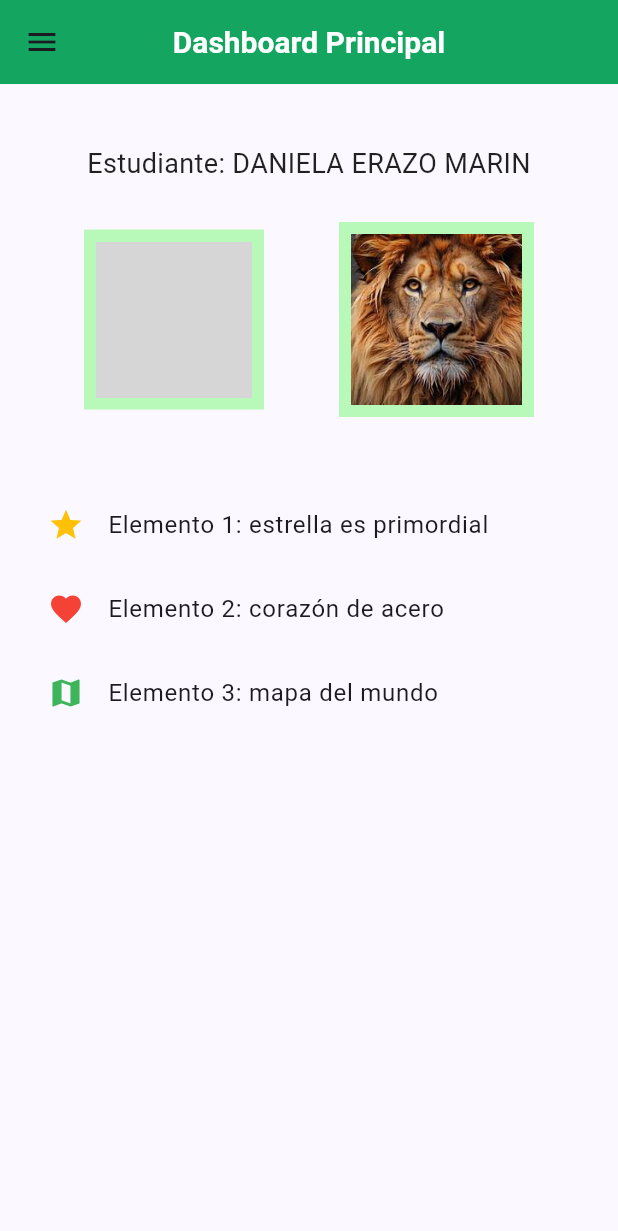
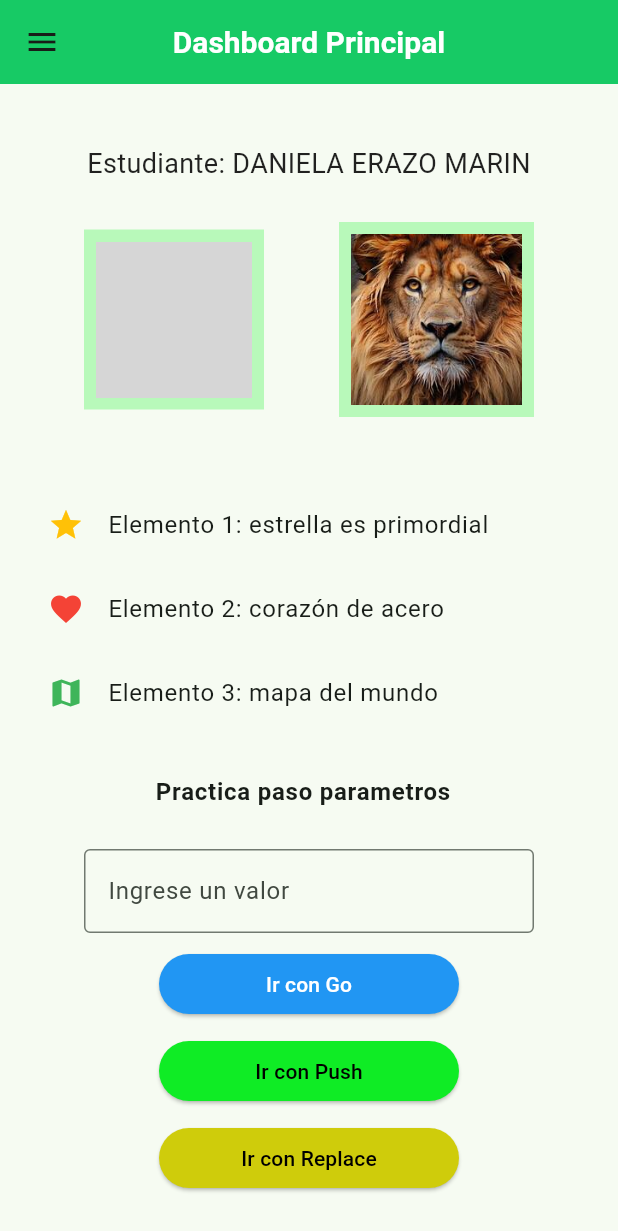
Before and after one commit to daniela-erazo-marin/curso_flutter, a Flutter app: the screen it shows after launch, on a phone screen of 412 x 824 dp. Shown: the top 1231 px of the screen. Run offline on Flutter 3.47's test engine with Material 3 defaults, Android fonts, the phone set to English and light mode, and no system bars; our stand-ins replace go_router; network calls fail; grey boxes are pictures that could not be loaded.

Commit message:
feat: cambio en la ubicación del paso de parámetros hacia HomePage

```diff
--- a/lib/routes/app_router.dart
+++ b/lib/routes/app_router.dart
@@ -1,4 +1,5 @@
 import 'package:curso_flutter/views/ciclo_vida/ciclo_vida_screen.dart';
+import 'package:curso_flutter/views/home/detalle_page.dart';
 import 'package:curso_flutter/views/home/home_screen.dart';
 import 'package:curso_flutter/views/paso_parametros/detalle_screen.dart';
 import 'package:curso_flutter/views/paso_parametros/paso_parametros_screen.dart';
@@ -31,6 +32,21 @@ final GoRouter appRouter = GoRouter(
         return DetalleScreen(parametro: parametro, metodoNavegacion: metodo);
       },
     ),
+
+    // !Ruta para el detalle con parámetros de la página Home
+
+    GoRoute(
+      path:
+          '/home/:parametro/:metodo', //la ruta recibe dos parametros los " : " indican que son parametros
+      builder: (context, state) {
+        //*se capturan los parametros recibidos
+        // declarando las variables parametro y metodo
+        // es final porque no se van a modificar
+        final parametro = state.pathParameters['parametro']!;
+        final metodo = state.pathParameters['metodo']!;
+        return DetallePage(parametro: parametro, metodoNavegacion: metodo);
+      },
+    ),
     //!Ruta para el ciclo de vida
     GoRoute(
       path: '/ciclo_vida',
--- a/lib/themes/app_theme.dart
+++ b/lib/themes/app_theme.dart
@@ -5,14 +5,14 @@ class AppTheme {
   static ThemeData get lightTheme {
     return ThemeData(
       colorScheme: ColorScheme.fromSeed(
-        seedColor: const Color.fromARGB(255, 29, 23, 202), // Color semilla
+        seedColor: const Color.fromARGB(255, 23, 202, 101), // Color semilla
         brightness: Brightness.light, // Tema claro
       ),
       useMaterial3: true,
       appBarTheme: const AppBarTheme(
         centerTitle: true,
         elevation: 0,
-        backgroundColor: Color.fromARGB(255, 20, 165, 97), // Color del AppBar
+        backgroundColor: const Color.fromARGB(255, 23, 202, 101),  // Color del AppBar
         titleTextStyle: TextStyle(
           color: Colors.white, // Texto blanco para el AppBar
           fontSize: 20,
--- a/lib/views/home/home_page.dart
+++ b/lib/views/home/home_page.dart
@@ -1,4 +1,5 @@
 import 'package:flutter/material.dart';
+import 'package:go_router/go_router.dart';
 
 class HomePage extends StatefulWidget {
   const HomePage({super.key});
@@ -9,6 +10,35 @@ class HomePage extends StatefulWidget {
 
 class _HomePageState extends State<HomePage> {
 
+  final TextEditingController controller = TextEditingController();
+
+  @override
+  void dispose() {
+    controller.dispose(); // Liberamos la memoria del controlador
+    // el metodo super.dispose() se encarga de liberar la memoria de los recursos utilizados por el widget
+    super.dispose();
+  }
+
+  /// !goToDetalle
+  /// recibe el tipo de navegación (go, push, replace)
+  /// y redirige a la pantalla de detalle con el valor ingresado.
+  void goToDetalle(String metodo) {
+    String valor = controller.text; // Capturamos el valor del campo de texto
+
+    if (valor.isEmpty) return; // Si el campo está vacio, no hacemos nada
+
+    switch (metodo) {
+      case 'go':
+        context.go('/home/$valor desde go/$metodo');
+        break;
+      case 'push':
+        context.push('/home/$valor desde push/$metodo');
+        break;
+      case 'replace':
+        context.replace('/home/$valor desde replace/$metodo');
+        break;
+    }
+  }
   @override
   Widget build(BuildContext context) {
     return Column(
@@ -54,19 +84,99 @@ class _HomePageState extends State<HomePage> {
         const SizedBox(height: 34),
         Expanded(
           child: ListView(
-            children: const [
-              ListTile(
+            children: [
+              const ListTile(
                 leading: Icon(Icons.star, color: Colors.amber),
                 title: Text('Elemento 1: estrella es primordial'),
               ),
-              ListTile(
+              const ListTile(
                 leading: Icon(Icons.favorite, color: Colors.red),
                 title: Text('Elemento 2: corazón de acero'),
               ),
-              ListTile(
+              const ListTile(
                 leading: Icon(Icons.map,
                     color: Color.fromARGB(255, 62, 181, 90)),
                 title: Text('Elemento 3: mapa del mundo'),
+              ),
+
+              Column(
+                children: [
+                  const SizedBox(height: 10),
+
+                  const SizedBox(
+                    child: ListTile(
+                      title: Center(
+                        child: Text(
+                          'Practica paso parametros',
+                          style: TextStyle(
+                            fontWeight: FontWeight.bold,
+                          ),
+                        ),
+                      ),
+                    ),
+                  ),
+
+                  const SizedBox(height: 10),
+
+                  SizedBox(
+                    width: 300,
+                    child: TextField(
+                      //*asignamos el controlador al campo de texto
+                      controller: controller,
+                      decoration: const InputDecoration(
+                        border: OutlineInputBorder(),
+                        labelText: 'Ingrese un valor',
+                      ),
+                    ),
+                  ),
+
+                  const SizedBox(height: 10),
+
+                  SizedBox(
+                    width: 200,
+                    child: ElevatedButton(
+                      onPressed: () => goToDetalle('go'),
+                      style: ElevatedButton.styleFrom(
+                        backgroundColor: Colors.blue,
+                        foregroundColor: Colors.white,
+                      ),
+                      child: const Text('Ir con Go'),
+                    ),
+                  ),
+
+                  const SizedBox(height: 10),
+
+                  SizedBox(
+                    width: 200,
+                    child: ElevatedButton(
+                      onPressed: () => goToDetalle('push'),
+                      style: ElevatedButton.styleFrom(
+                        backgroundColor: const Color.fromARGB(255, 15, 236, 37),
+                        foregroundColor: const Color.fromARGB(255, 0, 0, 0),
+                      ),
+                      child: const Text('Ir con Push'),
+                    ),
+                  ),
+
+                  const SizedBox(height: 10),
+
+                  SizedBox(
+                    width: 200,
+                    child: ElevatedButton(
+                      onPressed: () => goToDetalle('replace'),
+                      style: ElevatedButton.styleFrom(
+                        backgroundColor: const Color.fromARGB(
+                          255,
+                          207,
+                          204,
+                          11,
+                        ),
+                        foregroundColor: const Color.fromARGB(255, 0, 0, 0),
+                      ),
+                      child: const Text('Ir con Replace'),
+                    ),
+                  ),
+                ],
               ),
             ],
           ),
```
Also changed, not shown: lib/views/home/detalle_page.dart (added, +56 -0 lines), lib/views/widgets_demo/widgets_demo_screen.dart (+6 -6 lines), 1 other file.
